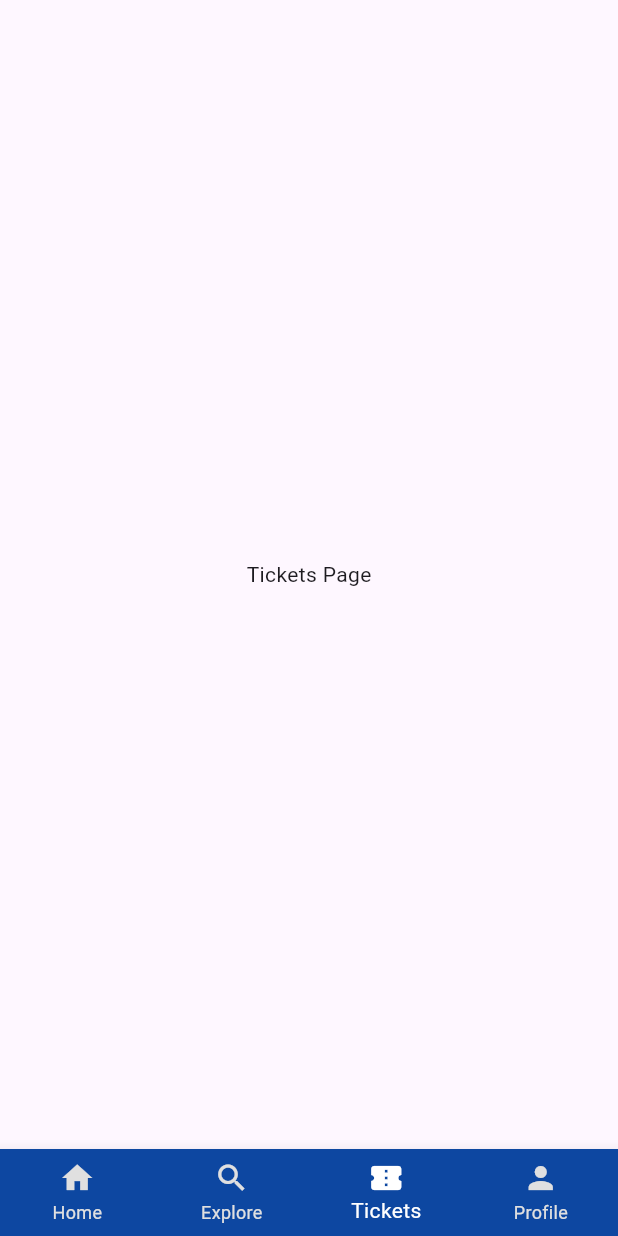
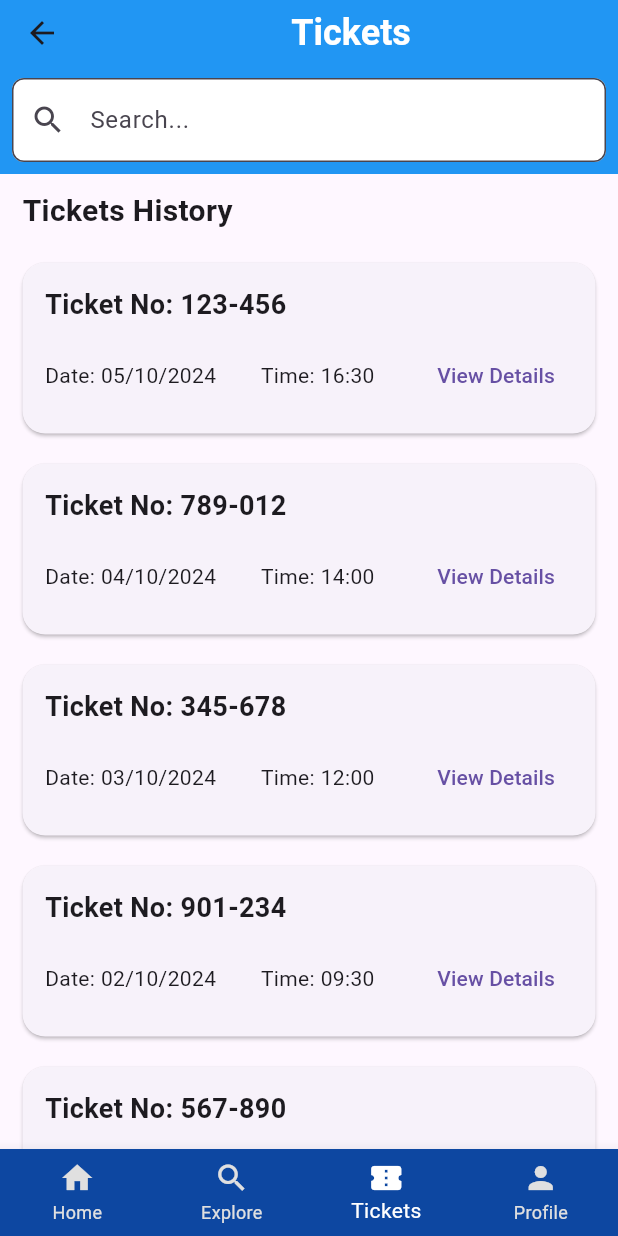
Before and after one commit to M-Pascal/BussPass_MobileApp_PLD_16, a Flutter app: the MainScreen screen opened directly, item 3 of the bottom bar chosen, on a phone screen of 412 x 824 dp. Run offline on Flutter 3.47's test engine with Material 3 defaults, Android fonts, the phone set to English and light mode, and no system bars.

Commit message:
margin pasco with madol

```diff
--- a/busspass_app/lib/main.dart
+++ b/busspass_app/lib/main.dart
@@ -1,7 +1,8 @@
 import 'package:busspass_app/pages/home_screen.dart';
 import 'package:flutter/material.dart';
 import 'pages/booking.dart';
-import 'pages/login_page.dart'; // Import the login page
+import 'pages/login_page.dart';
+import 'pages/tickets_screen.dart';// Import the login page
 
 void main() {
   runApp(const MyApp());
@@ -33,7 +34,7 @@
   static const List<Widget> _pages = <Widget>[
     HomeScreen(),
     Booking(),
-    Center(child: Text('Tickets Page')),
+    TicketHistoryScreen(),
     LoginPage(), // Navigate to LoginPage when Profile is tapped
   ];
 
--- /dev/null
+++ b/busspass_app/lib/pages/tickets_screen.dart
@@ -0,0 +1,364 @@
+import 'package:flutter/material.dart';
+
+class Ticket {
+  final String companyName;
+  final String passengerName;
+  final String username;
+  final String ticketNo;
+  final String bookedDate;
+  final String departureTime;
+  final String from;
+  final String to;
+  final String numberSeats;
+  final String ticketFee;
+  final String paymentStatus;
+  final String paymentDate;
+  final String paymentTime;
+
+  Ticket({
+    required this.companyName,
+    required this.passengerName,
+    required this.username,
+    required this.ticketNo,
+    required this.bookedDate,
+    required this.departureTime,
+    required this.from,
+    required this.to,
+    required this.numberSeats,
+    required this.ticketFee,
+    required this.paymentStatus,
+    required this.paymentDate,
+    required this.paymentTime,
+  });
+}
+
+class TicketHistoryScreen extends StatefulWidget {
+  const TicketHistoryScreen({super.key});
+
+  @override
+  _TicketHistoryScreenState createState() => _TicketHistoryScreenState();
+}
+
+class _TicketHistoryScreenState extends State<TicketHistoryScreen> {
+  List<Ticket> tickets = [
+    Ticket(
+      companyName: "RITCO Ltd.",
+      passengerName: "John Doe",
+      username: "johndoe",
+      ticketNo: "123-456",
+      bookedDate: "05/10/2024",
+      departureTime: "16:30",
+      from: "Kigali",
+      to: "Kampala",
+      numberSeats: "2",
+      ticketFee: "50,000 UGX",
+      paymentStatus: "Done",
+      paymentDate: "05/10/2024",
+      paymentTime: "10:14",
+    ),
+    Ticket(
+      companyName: "KBS Co.",
+      passengerName: "Jane Smith",
+      username: "janesmith",
+      ticketNo: "789-012",
+      bookedDate: "04/10/2024",
+      departureTime: "14:00",
+      from: "Nairobi",
+      to: "Mombasa",
+      numberSeats: "1",
+      ticketFee: "30,000 KES",
+      paymentStatus: "Done",
+      paymentDate: "04/10/2024",
+      paymentTime: "09:00",
+    ),
+    Ticket(
+      companyName: "Trinity Buses",
+      passengerName: "Alice Brown",
+      username: "alicebrown",
+      ticketNo: "345-678",
+      bookedDate: "03/10/2024",
+      departureTime: "12:00",
+      from: "Dar es Salaam",
+      to: "Arusha",
+      numberSeats: "3",
+      ticketFee: "45,000 TZS",
+      paymentStatus: "Pending",
+      paymentDate: "N/A",
+      paymentTime: "N/A",
+    ),
+    Ticket(
+      companyName: "Easy Coach",
+      passengerName: "Mike Davis",
+      username: "mikedavis",
+      ticketNo: "901-234",
+      bookedDate: "02/10/2024",
+      departureTime: "09:30",
+      from: "Nakuru",
+      to: "Eldoret",
+      numberSeats: "4",
+      ticketFee: "25,000 KES",
+      paymentStatus: "Done",
+      paymentDate: "02/10/2024",
+      paymentTime: "08:15",
+    ),
+    Ticket(
+      companyName: "Modern Coast",
+      passengerName: "Sarah Johnson",
+      username: "sarahjohnson",
+      ticketNo: "567-890",
+      bookedDate: "01/10/2024",
+      departureTime: "07:00",
+      from: "Kisumu",
+      to: "Nairobi",
+      numberSeats: "1",
+      ticketFee: "35,000 KES",
+      paymentStatus: "Done",
+      paymentDate: "01/10/2024",
+      paymentTime: "06:00",
+    ),
+    Ticket(
+      companyName: "Akamba Safaris",
+      passengerName: "Chris Evans",
+      username: "chrisevans",
+      ticketNo: "112-233",
+      bookedDate: "30/09/2024",
+      departureTime: "15:45",
+      from: "Kampala",
+      to: "Gulu",
+      numberSeats: "2",
+      ticketFee: "40,000 UGX",
+      paymentStatus: "Pending",
+      paymentDate: "N/A",
+      paymentTime: "N/A",
+    ),
+  ];
+
+  List<Ticket> filteredTickets = [];
+
+  @override
+  void initState() {
+    super.initState();
+    filteredTickets = tickets;
+  }
+
+  void _filterTickets(String query) {
+    setState(() {
+      filteredTickets = tickets.where((ticket) {
+        return ticket.ticketNo.contains(query) ||
+            ticket.bookedDate.contains(query);
+      }).toList();
+    });
+  }
+
+  @override
+  Widget build(BuildContext context) {
+    return Scaffold(
+      appBar: AppBar(
+        backgroundColor: Colors.blue,
+        title: const Center(
+          child: Text(
+            "Tickets",
+            style: TextStyle(
+              fontSize: 24.0,
+              fontWeight: FontWeight.bold,
+              color: Colors.white,
+            ),
+          ),
+        ),
+        bottom: PreferredSize(
+          preferredSize: const Size.fromHeight(60.0),
+          child: Padding(
+            padding: const EdgeInsets.all(8.0),
+            child: TextField(
+              onChanged: _filterTickets,
+              decoration: InputDecoration(
+                hintText: "Search...",
+                filled: true,
+                fillColor: Colors.white,
+                prefixIcon: const Icon(Icons.search),
+                border: OutlineInputBorder(
+                  borderRadius: BorderRadius.circular(8.0),
+                ),
+              ),
+            ),
+          ),
+        ),
+      ),
+      body: Column(
+        crossAxisAlignment: CrossAxisAlignment.start,
+        children: [
+          const Padding(
+            padding: EdgeInsets.symmetric(vertical: 10.0, horizontal: 15.0),
+            child: Align(
+              alignment: Alignment.centerLeft,
+              child: Text(
+                'Tickets History',
+                style: TextStyle(
+                  fontSize: 20.0,
+                  fontWeight: FontWeight.bold,
+                ),
+              ),
+            ),
+          ),
+          Expanded(
+            child: ListView(
+              children: filteredTickets.map((ticket) {
+                return TicketCard(
+                  ticketNo: ticket.ticketNo,
+                  date: ticket.bookedDate,
+                  time: ticket.departureTime,
+                  onViewDetails: () {
+                    showDialog(
+                      context: context,
+                      builder: (BuildContext context) {
+                        return _buildTicketDetailsPopup(ticket);
+                      },
+                    );
+                  },
+                );
+              }).toList(),
+            ),
+          ),
+        ],
+      ),
+    );
+  }
+
+  Widget _buildTicketDetailsPopup(Ticket ticket) {
+    return AlertDialog(
+      contentPadding: const EdgeInsets.all(15.0),
+      shape: const RoundedRectangleBorder(
+        borderRadius: BorderRadius.all(Radius.circular(10.0)),
+      ),
+      content: Column(
+        mainAxisSize: MainAxisSize.min,
+        children: [
+          const Text(
+            'Ticket Details',
+            style: TextStyle(
+              fontSize: 20,
+              fontWeight: FontWeight.bold,
+            ),
+          ),
+          const SizedBox(height: 10),
+          _buildTicketInfoRow('Company Name:', ticket.companyName),
+          _buildTicketInfoRow('Passenger Name:', ticket.passengerName),
+          _buildTicketInfoRow('Username:', ticket.username),
+          _buildTicketInfoRow('Ticket No:', ticket.ticketNo),
+          _buildTicketInfoRow('Booked Date:', ticket.bookedDate),
+          _buildTicketInfoRow('Departure Time:', ticket.departureTime),
+          _buildTicketInfoRow('From:', ticket.from),
+          _buildTicketInfoRow('To:', ticket.to),
+          _buildTicketInfoRow('Number of Seats:', ticket.numberSeats),
+          _buildTicketInfoRow('Ticket Fee:', ticket.ticketFee),
+          const SizedBox(height: 10),
+          _buildTicketInfoRow('Payment Status:', ticket.paymentStatus),
+          _buildTicketInfoRow('Date:', ticket.paymentDate),
+          _buildTicketInfoRow('Time:', ticket.paymentTime),
+          const SizedBox(height: 20),
+          Container(
+            width: 100,
+            height: 80,
+            color: const Color.fromARGB(206, 0, 0, 0),
+            child: const Center(
+              child: Text(
+                'QR CODE',
+                style: TextStyle(color: Colors.white),
+              ),
+            ),
+          ),
+          const SizedBox(height: 20),
+          Row(
+            mainAxisAlignment: MainAxisAlignment.spaceBetween,
+            children: [
+              ElevatedButton(
+                onPressed: () {
+                  Navigator.of(context).pop();
+                },
+                child: const Text('Back'),
+              ),
+              ElevatedButton(
+                onPressed: () {
+                  _generatePdf(ticket);
+                },
+                child: const Text('Download'),
+              ),
+            ],
+          ),
+        ],
+      ),
+    );
+  }
+
+  Widget _buildTicketInfoRow(String label, String value) {
+    return Padding(
+      padding: const EdgeInsets.symmetric(vertical: 5.0),
+      child: Row(
+        mainAxisAlignment: MainAxisAlignment.spaceBetween,
+        children: [
+          Text(
+            label,
+            style: const TextStyle(fontWeight: FontWeight.bold),
+          ),
+          Text(value),
+        ],
+      ),
+    );
+  }
+
+  void _generatePdf(Ticket ticket) {
+    // Add code to generate PDF
+  }
+}
+
+class TicketCard extends StatelessWidget {
+  final String ticketNo;
+  final String date;
+  final String time;
+  final VoidCallback onViewDetails;
+
+  const TicketCard({
+    Key? key,
+    required this.ticketNo,
+    required this.date,
+    required this.time,
+    required this.onViewDetails,
+  }) : super(key: key);
+
+  @override
+  Widget build(BuildContext context) {
+    return Card(
+      margin: const EdgeInsets.symmetric(horizontal: 15.0, vertical: 10.0),
+      shape: RoundedRectangleBorder(
+        borderRadius: BorderRadius.circular(15.0),
+      ),
+      child: Padding(
+        padding: const EdgeInsets.all(15.0),
+        child: Column(
+          crossAxisAlignment: CrossAxisAlignment.start,
+          children: [
+            Text(
+              'Ticket No: $ticketNo',
+              style: const TextStyle(
+                fontSize: 18.0,
+                fontWeight: FontWeight.bold,
+              ),
+            ),
+            const SizedBox(height: 10),
+            Row(
+              mainAxisAlignment: MainAxisAlignment.spaceBetween,
+              children: [
+                Text('Date: $date'),
+                Text('Time: $time'),
+                TextButton(
+                  onPressed: onViewDetails,
+                  child: const Text('View Details'),
+                ),
+              ],
+            ),
+          ],
+        ),
+      ),
+    );
+  }
+}
```
